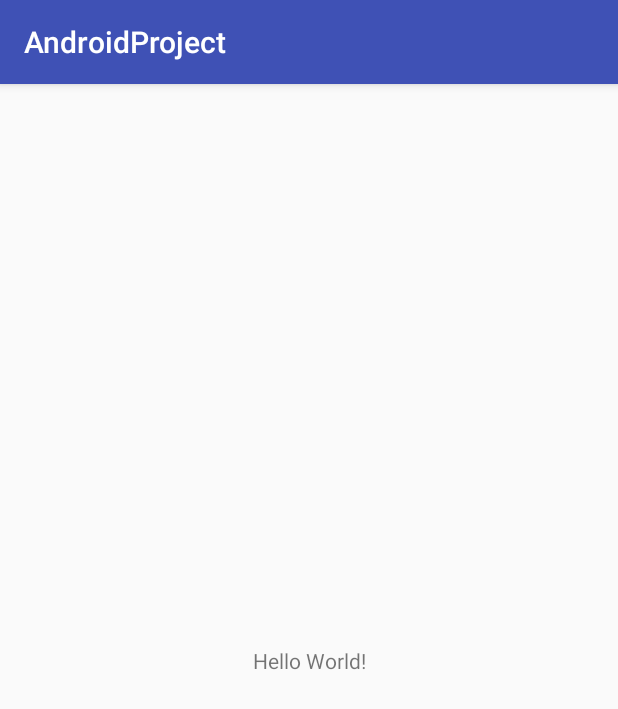
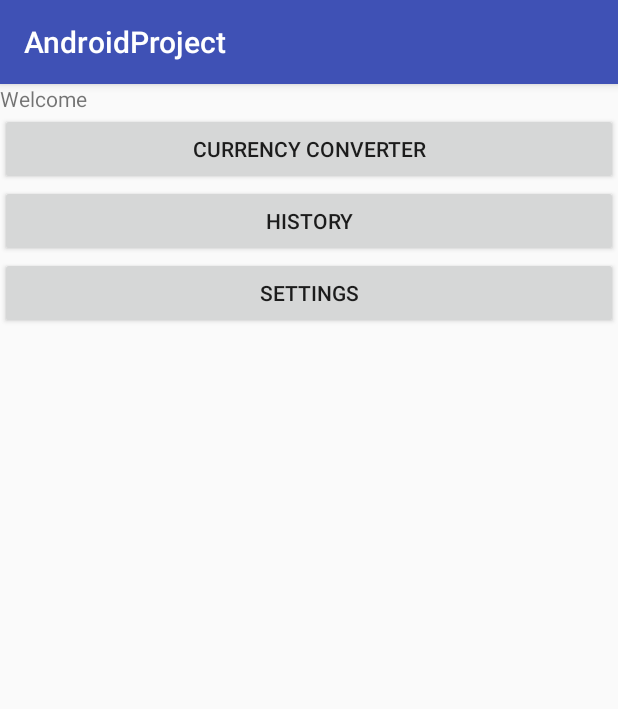
Before and after one commit to Vjatches/AndroidProject, an Android app: the screen it shows after launch (MainActivity), on a phone screen of 412 x 824 dp. Shown: the top 709 px of the screen. Run offline under Robolectric (Android 15) with nearby library versions, the phone set to English and light mode, and no system bars.

Commit message:
Added main menu activity
changed activity layout and created 3 buttons

```diff
--- a/app/src/main/java/pl/krakow/uek/androidproject/MainActivity.java
+++ b/app/src/main/java/pl/krakow/uek/androidproject/MainActivity.java
@@ -8,6 +8,6 @@ public class MainActivity extends AppCompatActivity {
     @Override
     protected void onCreate(Bundle savedInstanceState) {
         super.onCreate(savedInstanceState);
-        setContentView(R.layout.activity_main);
+        setContentView(R.layout.main);
     }
 }
--- a/app/src/main/res/layout/activity_main.xml
+++ /dev/null
@@ -1,18 +0,0 @@
-<?xml version="1.0" encoding="utf-8"?>
-<android.support.constraint.ConstraintLayout xmlns:android="http://schemas.android.com/apk/res/android"
-    xmlns:app="http://schemas.android.com/apk/res-auto"
-    xmlns:tools="http://schemas.android.com/tools"
-    android:layout_width="match_parent"
-    android:layout_height="match_parent"
-    tools:context="pl.krakow.uek.androidproject.MainActivity">
-
-    <TextView
-        android:layout_width="wrap_content"
-        android:layout_height="wrap_content"
-        android:text="Hello World!"
-        app:layout_constraintBottom_toBottomOf="parent"
-        app:layout_constraintLeft_toLeftOf="parent"
-        app:layout_constraintRight_toRightOf="parent"
-        app:layout_constraintTop_toTopOf="parent" />
-
-</android.support.constraint.ConstraintLayout>
--- /dev/null
+++ b/app/src/main/res/layout/main.xml
@@ -0,0 +1,30 @@
+<?xml version="1.0" encoding="utf-8"?>
+<LinearLayout xmlns:android="http://schemas.android.com/apk/res/android"
+    android:orientation="vertical" android:layout_width="match_parent"
+    android:layout_height="match_parent">
+
+    <TextView
+        android:id="@+id/textView"
+        android:layout_width="match_parent"
+        android:layout_height="wrap_content"
+        android:text="Welcome" />
+
+    <Button
+        android:id="@+id/button"
+        android:layout_width="match_parent"
+        android:layout_height="wrap_content"
+        android:text="Currency Converter" />
+
+    <Button
+        android:id="@+id/button2"
+        android:layout_width="match_parent"
+        android:layout_height="wrap_content"
+        android:text="History" />
+
+    <Button
+        android:id="@+id/button3"
+        android:layout_width="match_parent"
+        android:layout_height="wrap_content"
+        android:text="Settings" />
+
+</LinearLayout>
```
